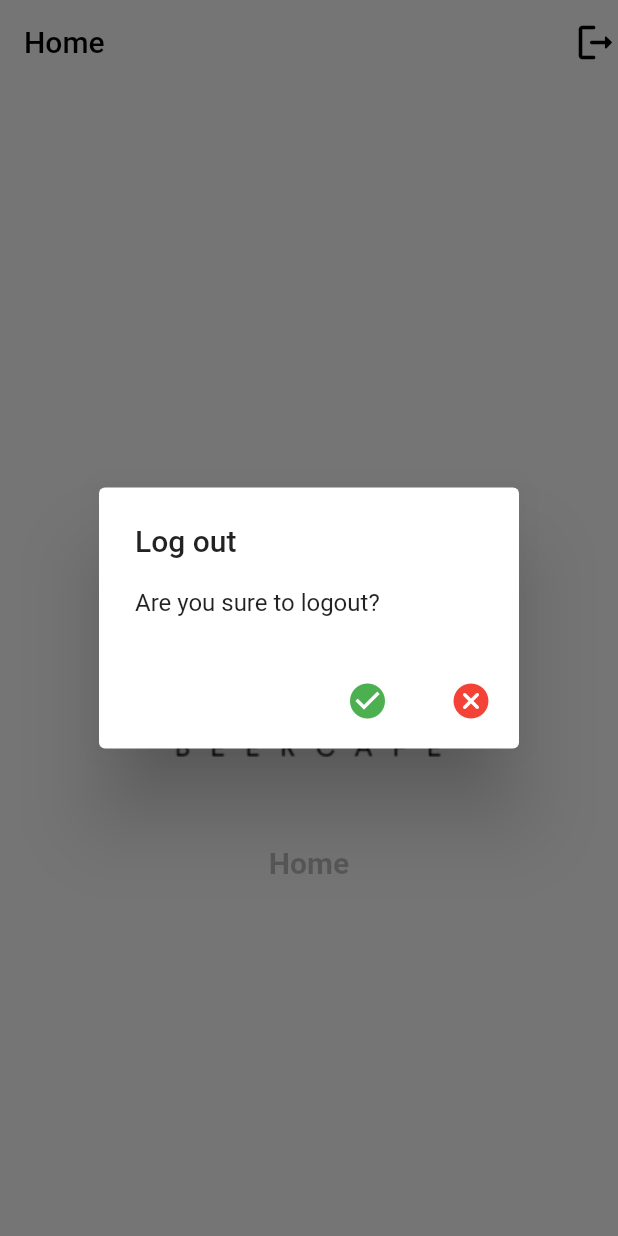
After one commit to ZaryabAlam/Deeps, a Flutter app: the AppPage screen opened directly, after a tap on the "logout" icon, on a phone screen of 412 x 824 dp. The commit adds this screen. Run offline on Flutter 3.47's test engine with Material 2 defaults, Android fonts, the light colour scheme and no system bars; our stand-ins replace get, url_launcher_web.

Commit message:
Project Update

```diff
--- /dev/null
+++ b/lib/views/app_page.dart
@@ -0,0 +1,106 @@
+import 'package:deeps/views/home.dart';
+import 'package:flutter/material.dart';
+import 'package:get/get.dart';
+
+class AppPage extends StatefulWidget {
+  const AppPage({super.key});
+
+  @override
+  State<AppPage> createState() => _AppPageState();
+}
+
+class _AppPageState extends State<AppPage> {
+  @override
+  Widget build(BuildContext context) {
+    return Scaffold(
+      backgroundColor: Colors.white,
+      appBar: AppBar(
+        title: Text("Home", style: TextStyle(color: Colors.black)),
+        // centerTitle: true,
+        elevation: 0,
+        backgroundColor: Colors.white,
+        automaticallyImplyLeading: false,
+        iconTheme: IconThemeData(color: Colors.black),
+        actions: [
+          InkWell(
+            onTap: () {
+              Logout(context);
+            },
+            child: Icon(
+              Icons.logout_rounded,
+              size: 30,
+            ),
+          ),
+        ],
+      ),
+      body: Center(
+        child: Column(
+          mainAxisAlignment: MainAxisAlignment.center,
+          // crossAxisAlignment: CrossAxisAlignment.center,
+          children: [
+            Container(
+              height: 250,
+              width: 250,
+              decoration: BoxDecoration(
+                image: DecorationImage(image: AssetImage("assets/logo.png")),
+              ),
+            ),
+            SizedBox(height: 20),
+            Text(
+              "Home",
+              style: TextStyle(
+                  color: Colors.black26,
+                  fontWeight: FontWeight.bold,
+                  fontSize: 20),
+            )
+          ],
+        ),
+      ),
+    );
+  }
+
+  Future<dynamic> Logout(BuildContext context) {
+    return showDialog(
+        context: context,
+        builder: (ctx) => AlertDialog(
+              title: const Text("Log out"),
+              content: const Text("Are you sure to logout?"),
+              actions: [
+                IconButton(
+                  onPressed: () async {
+                    Get.to(() => Home());
+                  },
+                  icon: Icon(
+                    Icons.check_circle,
+                    color: Colors.green,
+                    size: 28,
+                  ),
+                ),
+                SizedBox(width: 05),
+                IconButton(
+                  onPressed: () {
+                    Navigator.pop(context);
+                  },
+                  icon: Icon(
+                    Icons.cancel_rounded,
+                    color: Colors.red,
+                    size: 28,
+                  ),
+                ),
+                // TextButton(
+                //     onPressed: () async {
+                //       Get.to(() => Home());
+                //     },
+                //     child: Text("Yes",
+                //         style: TextStyle(color: Color(0xFF045a4f)))),
+
+                // TextButton(
+                //     onPressed: () {
+                //       Navigator.pop(context);
+                //     },
+                //     child: const Text("No",
+                //         style: TextStyle(color: Color(0xFF045a4f))))
+              ],
+            ));
+  }
+}
```
Also changed, not shown: lib/views/home.dart (+60 -2 lines), lib/views/signin.dart (+86 -17 lines).
